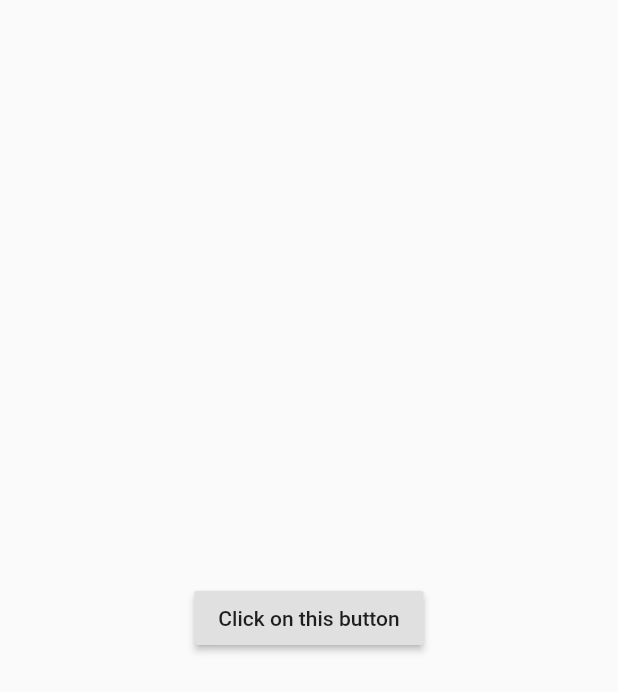
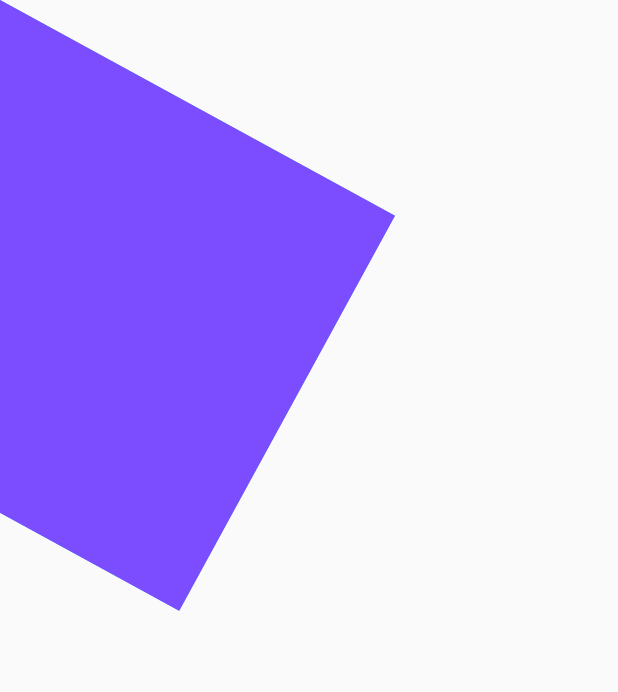
Before and after one commit to medsedki/First-Flutter-App, a Flutter app: the screen it shows after launch, on a phone screen of 412 x 824 dp. Shown: the top 692 px of the screen. Run offline on Flutter 3.47's test engine with Material 2 defaults, Android fonts, the phone set to English and light mode, and no system bars.

Commit message:
test Container Widget

```diff
--- a/lib/main.dart
+++ b/lib/main.dart
@@ -15,7 +15,10 @@ void main() {
   //runApp(new application());
 
   //StatefulWidget test
-  runApp(new applicationTest());
+  //runApp(new applicationTest());
+
+  //Container Widget test
+  runApp(new containerWidgetTest());
 }
 
 class MyApp extends StatelessWidget {
@@ -189,3 +192,25 @@ class _applicationTestState extends State<applicationTest> {
     );
   }
 }
+
+//Container Widget test
+class containerWidgetTest extends StatelessWidget {
+  @override
+  Widget build(BuildContext context) {
+    return new MaterialApp(
+      home: new Scaffold(
+        body: new Container(
+          //color: Colors.blue,
+          child: new Text("This is my container"),
+          height: 300.0,
+          width: 300.0,
+          alignment: Alignment.center,
+          padding: const EdgeInsets.all(20.0),
+          decoration: new BoxDecoration(color: Colors.blue),
+          transform: new Matrix4.rotationZ(0.5),
+          foregroundDecoration: new BoxDecoration(color: Colors.deepPurpleAccent),
+        ),
+      ),
+    );
+  }
+}
```
Also changed, not shown: images/Container_Widget1.png (added), images/Container_Widget2.png (added), 1 other file.
